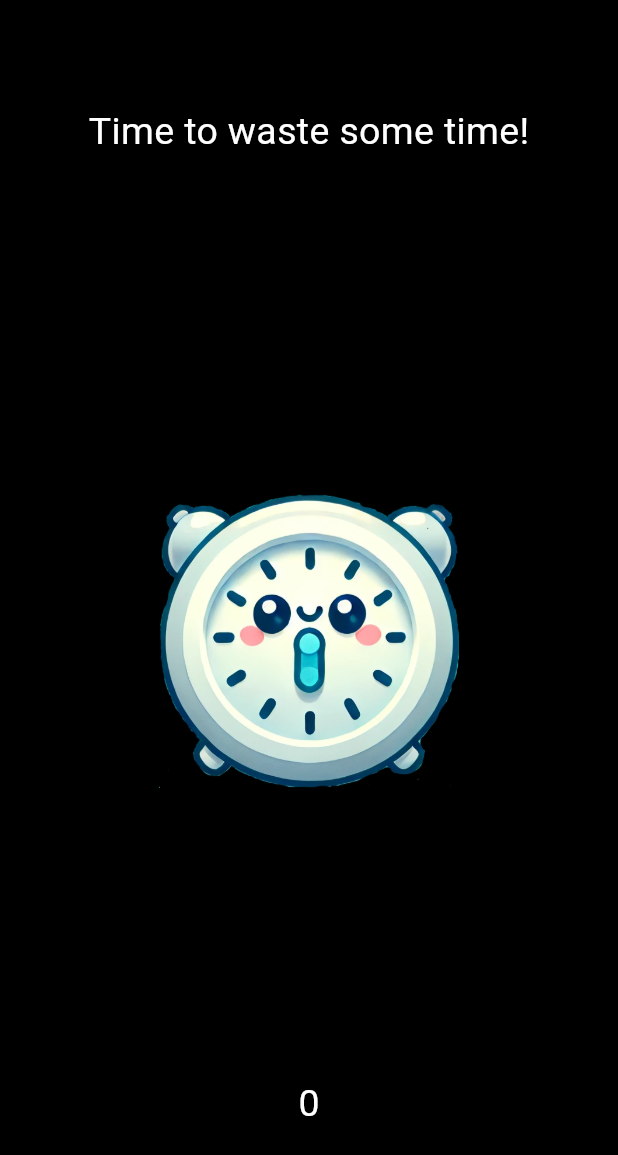
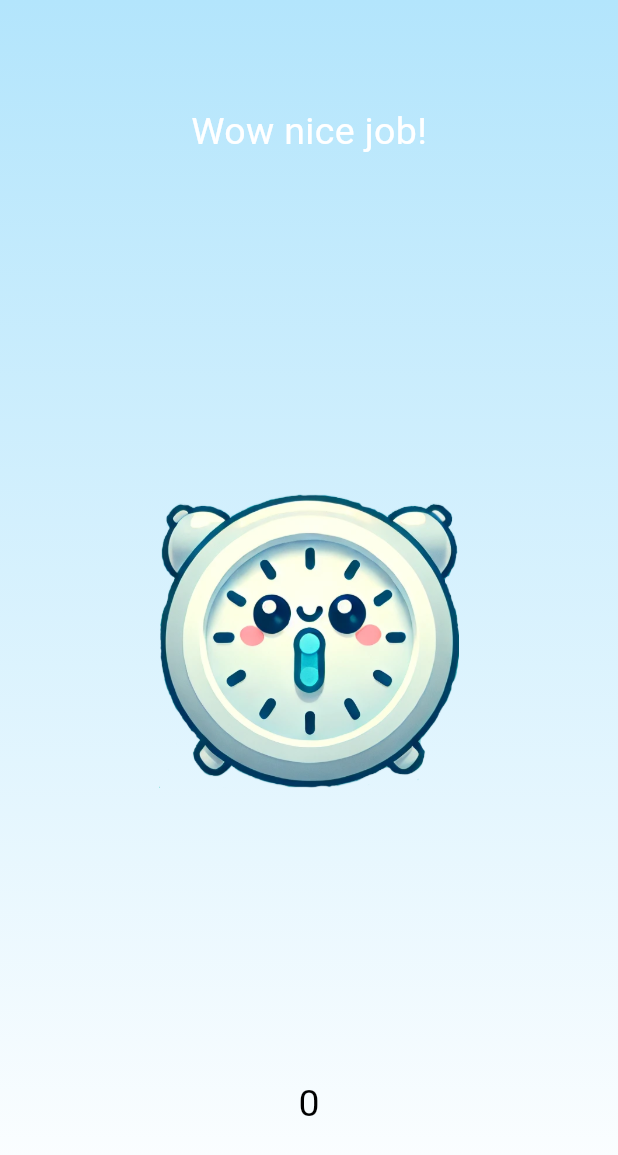
Before and after one commit to emilakerman/time-tapper, a Flutter app: the screen it shows after launch, on a phone screen of 412 x 824 dp. Shown: the top 1155 px of the screen. Run offline on Flutter 3.47's test engine with Material 3 defaults, Android fonts, the phone set to English and light mode, and no system bars.

Commit message:
added linear background

```diff
--- a/lib/main.dart
+++ b/lib/main.dart
@@ -16,9 +16,21 @@ class _MainAppState extends State<MainApp> {
   @override
   Widget build(BuildContext context) {
     return MaterialApp(
+      debugShowCheckedModeBanner: false,
       home: Scaffold(
         backgroundColor: Colors.black,
-        body: Padding(
+        body: Container(
+          decoration: BoxDecoration(
+            gradient: LinearGradient(
+              begin: Alignment.topCenter,
+              end: Alignment.bottomCenter,
+              colors: [
+                Colors.lightBlue[100]!,
+                Colors.white,
+              ],
+            ),
+          ),
+          child: Padding(
             padding: const EdgeInsets.symmetric(vertical: 70),
             child: Column(
               mainAxisAlignment: MainAxisAlignment.spaceBetween,
@@ -27,6 +39,7 @@ class _MainAppState extends State<MainApp> {
                 Cube(click: () => setState(() => points++)),
                 PointsWidget(points: points),
               ],
+            ),
           ),
         ),
       ),
@@ -42,7 +55,7 @@ class HeaderText extends StatelessWidget {
   @override
   Widget build(BuildContext context) {
     return const Text(
-      "Time to waste some time!",
+      "Wow nice job!",
       style: TextStyle(
         color: Colors.white,
         fontSize: 25,
@@ -67,7 +80,7 @@ class _PointsWidgetState extends State<PointsWidget> {
     return Text(
       widget.points.toString(),
       style: const TextStyle(
-        color: Colors.white,
+        color: Colors.black,
         fontSize: 25,
       ),
     );
```
Lines whose indentation alone changed are shown as unchanged.
